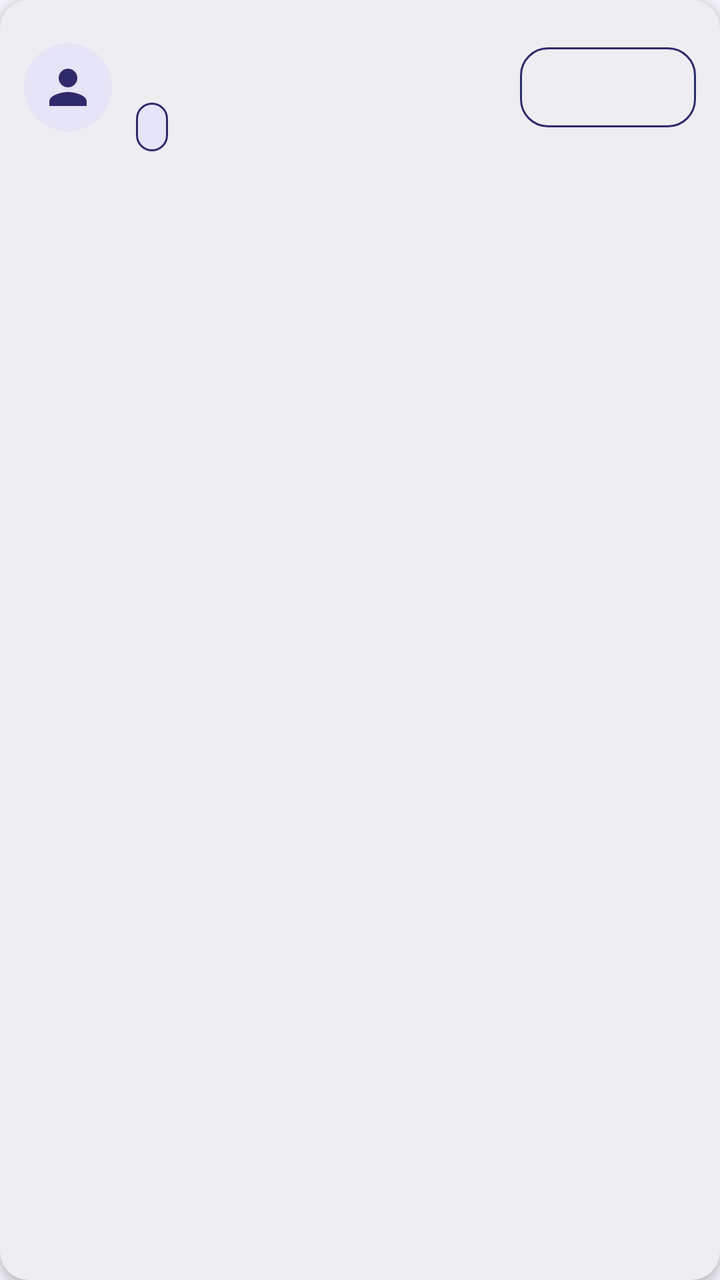
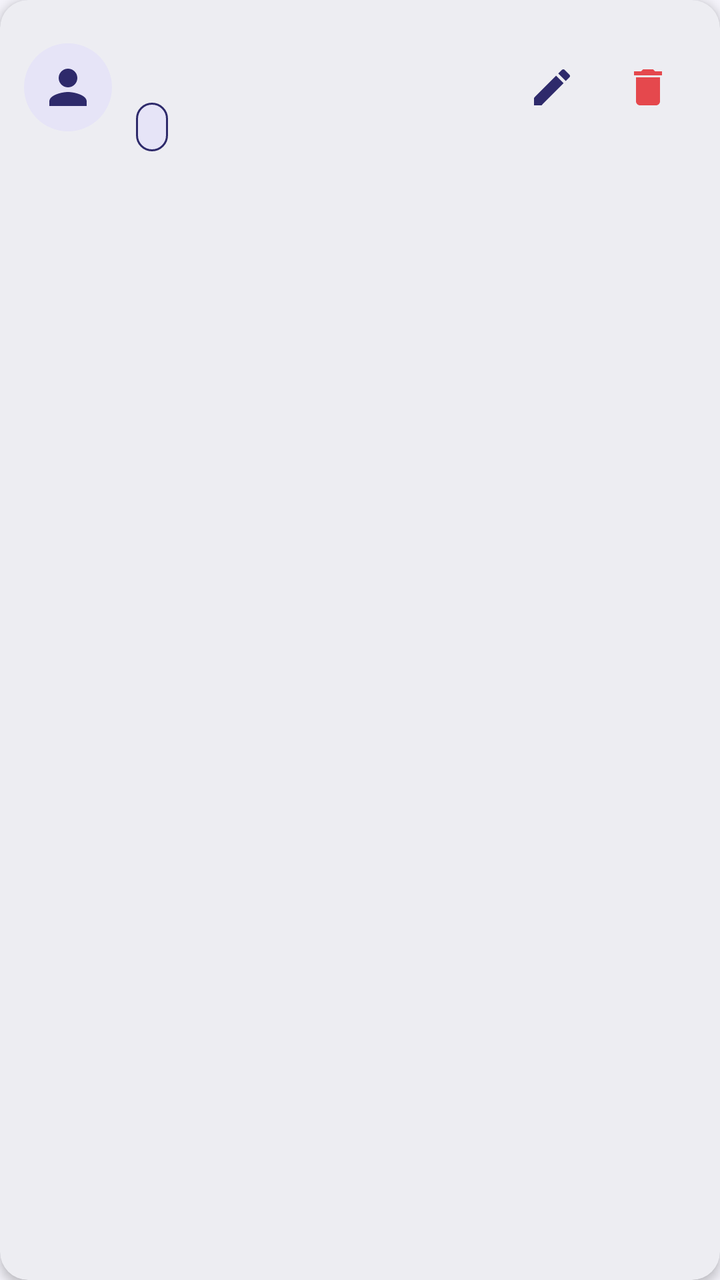

Screens rendered from an Android XML layout before and after an edit, with the pre-edit source and the edit as a unified diff.
<!-- AndroidManifest.xml: application theme Theme.TechNova -->
<!-- res/layout/item_user.xml -->
<?xml version="1.0" encoding="utf-8"?>
<com.google.android.material.card.MaterialCardView xmlns:android="http://schemas.android.com/apk/res/android"
    android:layout_width="match_parent"
    android:layout_height="wrap_content"
    android:layout_margin="@dimen/space_xs">

    <LinearLayout
        android:layout_width="match_parent"
        android:layout_height="wrap_content"
        android:gravity="center_vertical"
        android:orientation="horizontal"
        android:padding="@dimen/space_m">

        <ImageView
            android:layout_width="@dimen/avatar_size"
            android:layout_height="@dimen/avatar_size"
            android:background="@drawable/bg_icon_circle"
            android:contentDescription="@string/cd_avatar"
            android:padding="@dimen/space_s"
            android:src="@drawable/ic_person" />

        <LinearLayout
            android:layout_width="0dp"
            android:layout_height="wrap_content"
            android:layout_marginStart="@dimen/space_m"
            android:layout_weight="1"
            android:orientation="vertical">

            <TextView
                android:id="@+id/tvName"
                style="@style/Text.TechNova.Subtitle"
                android:layout_width="wrap_content"
                android:layout_height="wrap_content"
                android:textSize="@dimen/text_body" />

            <TextView
                android:id="@+id/tvEmail"
                style="@style/Text.TechNova.Caption"
                android:layout_width="wrap_content"
                android:layout_height="wrap_content" />

            <LinearLayout
                android:layout_width="wrap_content"
                android:layout_height="wrap_content"
                android:layout_marginTop="@dimen/space_xs"
                android:orientation="horizontal">

                <TextView
                    android:id="@+id/tvRole"
                    style="@style/Text.TechNova.Badge"
                    android:layout_width="wrap_content"
                    android:layout_height="wrap_content"
                    android:background="@drawable/bg_badge_info"
                    android:textColor="@color/tn_indigo" />

                <TextView
                    android:id="@+id/tvStatus"
                    style="@style/Text.TechNova.Badge"
                    android:layout_width="wrap_content"
                    android:layout_height="wrap_content"
                    android:layout_marginStart="@dimen/space_s" />
            </LinearLayout>
        </LinearLayout>

        <com.google.android.material.button.MaterialButton
            android:id="@+id/btnToggle"
            style="@style/Widget.TechNova.Button.Outlined"
            android:layout_width="wrap_content"
            android:layout_height="wrap_content"
            android:minHeight="@dimen/touch_min"
            android:textSize="@dimen/text_caption" />
    </LinearLayout>
</com.google.android.material.card.MaterialCardView>
<!-- resources referenced by this layout -->
<resources>
  <color name="tn_indigo">#2E2A6B</color>
  <dimen name="avatar_size">44dp</dimen>
  <dimen name="space_m">12dp</dimen>
  <dimen name="space_s">8dp</dimen>
  <dimen name="space_xs">4dp</dimen>
  <dimen name="text_body">14sp</dimen>
  <dimen name="text_caption">12sp</dimen>
  <dimen name="touch_min">48dp</dimen>
  <!-- drawable bg_badge_info (drawable) -->
  <?xml version="1.0" encoding="utf-8"?>
  <shape xmlns:android="http://schemas.android.com/apk/res/android" android:shape="rectangle">
      <solid android:color="@color/tn_indigo_light" />
      <corners android:radius="@dimen/radius_l" />
      <stroke android:width="@dimen/stroke_width" android:color="@color/tn_indigo" />
  </shape>
  <!-- drawable bg_icon_circle (drawable) -->
  <?xml version="1.0" encoding="utf-8"?>
  <shape xmlns:android="http://schemas.android.com/apk/res/android" android:shape="oval">
      <solid android:color="@color/tn_indigo_light" />
  </shape>
  <string name="cd_avatar">Foto de perfil</string>
  <style name="Text.TechNova.Caption" parent="TextAppearance.Material3.BodySmall">
          <item name="android:textSize">@dimen/text_caption</item>
          <item name="android:textColor">@color/tn_text_secondary</item>
      </style>
  <style name="Text.TechNova.Subtitle" parent="TextAppearance.Material3.TitleSmall">
          <item name="android:textSize">@dimen/text_subtitle</item>
          <item name="android:textColor">@color/tn_text_primary</item>
          <item name="android:textStyle">bold</item>
      </style>
  <style name="Widget.TechNova.Button.Outlined" parent="Widget.Material3.Button.OutlinedButton">
          <item name="android:minHeight">@dimen/button_height</item>
          <item name="cornerRadius">@dimen/radius_m</item>
          <item name="strokeColor">@color/tn_indigo</item>
          <item name="android:textColor">@color/tn_indigo</item>
          <item name="android:textAllCaps">false</item>
          <item name="android:textSize">@dimen/text_subtitle</item>
      </style>
  <color name="tn_indigo_light">#E6E4F7</color>
  <dimen name="radius_l">22dp</dimen>
  <dimen name="stroke_width">1dp</dimen>
  <color name="tn_text_secondary">#5F6077</color>
  <dimen name="text_subtitle">16sp</dimen>
  <color name="tn_text_primary">#1A1A2E</color>
  <dimen name="button_height">52dp</dimen>
  <dimen name="radius_m">14dp</dimen>
  <color name="tn_white">#FFFFFF</color>
  <color name="tn_mint">#12B886</color>
  <color name="tn_mint_light">#D3F5EA</color>
  <color name="tn_coral">#FF6B4A</color>
  <color name="tn_status_error">#E5484D</color>
  <color name="tn_background">#F4F3FA</color>
  <color name="tn_surface">#FFFFFF</color>
  <color name="tn_divider">#DCDBE8</color>
  <color name="tn_indigo_dark">#1C1945</color>
  <style name="Widget.TechNova.Card" parent="Widget.Material3.CardView.Elevated">
          <item name="cardCornerRadius">@dimen/radius_m</item>
          <item name="cardElevation">@dimen/card_elevation</item>
          <item name="cardBackgroundColor">@color/tn_surface</item>
      </style>
  <dimen name="card_elevation">3dp</dimen>
  <!-- unchanged entries left out for length: 5 -->
</resources>

<!-- the commit's change to res/layout/item_user.xml (unified diff, before → after) -->
@@ -1,5 +1,6 @@
 <?xml version="1.0" encoding="utf-8"?>
 <com.google.android.material.card.MaterialCardView xmlns:android="http://schemas.android.com/apk/res/android"
+    xmlns:app="http://schemas.android.com/apk/res-auto"
     android:layout_width="match_parent"
     android:layout_height="wrap_content"
     android:layout_margin="@dimen/space_xs">
@@ -62,12 +63,22 @@
             </LinearLayout>
         </LinearLayout>
 
-        <com.google.android.material.button.MaterialButton
-            android:id="@+id/btnToggle"
-            style="@style/Widget.TechNova.Button.Outlined"
-            android:layout_width="wrap_content"
-            android:layout_height="wrap_content"
-            android:minHeight="@dimen/touch_min"
-            android:textSize="@dimen/text_caption" />
+        <ImageButton
+            android:id="@+id/btnEdit"
+            android:layout_width="@dimen/touch_min"
+            android:layout_height="@dimen/touch_min"
+            android:background="?attr/selectableItemBackgroundBorderless"
+            android:contentDescription="@string/action_edit"
+            android:src="@drawable/ic_edit"
+            app:tint="@color/tn_indigo" />
+
+        <ImageButton
+            android:id="@+id/btnDelete"
+            android:layout_width="@dimen/touch_min"
+            android:layout_height="@dimen/touch_min"
+            android:background="?attr/selectableItemBackgroundBorderless"
+            android:contentDescription="@string/action_delete"
+            android:src="@drawable/ic_delete"
+            app:tint="@color/tn_status_error" />
     </LinearLayout>
 </com.google.android.material.card.MaterialCardView>
<!-- resource entries referenced after the edit -->
@@ -20,6 +20,30 @@
   <shape xmlns:android="http://schemas.android.com/apk/res/android" android:shape="oval">
       <solid android:color="@color/tn_indigo_light" />
   </shape>
+  <!-- drawable ic_delete (drawable) -->
+  <?xml version="1.0" encoding="utf-8"?>
+  <vector xmlns:android="http://schemas.android.com/apk/res/android"
+      android:width="24dp"
+      android:height="24dp"
+      android:viewportWidth="24"
+      android:viewportHeight="24">
+      <path
+          android:fillColor="@color/tn_indigo"
+          android:pathData="M6,19c0,1.1 0.9,2 2,2h8c1.1,0 2,-0.9 2,-2V7H6v12zM19,4h-3.5l-1,-1h-5l-1,1H5v2h14V4z" />
+  </vector>
+  <!-- drawable ic_edit (drawable) -->
+  <?xml version="1.0" encoding="utf-8"?>
+  <vector xmlns:android="http://schemas.android.com/apk/res/android"
+      android:width="24dp"
+      android:height="24dp"
+      android:viewportWidth="24"
+      android:viewportHeight="24">
+      <path
+          android:fillColor="@color/tn_indigo"
+          android:pathData="M3,17.25V21h3.75L17.81,9.94l-3.75,-3.75L3,17.25zM20.71,7.04c0.39,-0.39 0.39,-1.02 0,-1.41l-2.34,-2.34c-0.39,-0.39 -1.02,-0.39 -1.41,0l-1.83,1.83 3.75,3.75 1.83,-1.83z" />
+  </vector>
+  <string name="action_delete">Eliminar</string>
+  <string name="action_edit">Editar</string>
   <string name="cd_avatar">Foto de perfil</string>
   <style name="Text.TechNova.Caption" parent="TextAppearance.Material3.BodySmall">
           <item name="android:textSize">@dimen/text_caption</item>
@@ -29,14 +53,6 @@
           <item name="android:textSize">@dimen/text_subtitle</item>
           <item name="android:textColor">@color/tn_text_primary</item>
           <item name="android:textStyle">bold</item>
-      </style>
-  <style name="Widget.TechNova.Button.Outlined" parent="Widget.Material3.Button.OutlinedButton">
-          <item name="android:minHeight">@dimen/button_height</item>
-          <item name="cornerRadius">@dimen/radius_m</item>
-          <item name="strokeColor">@color/tn_indigo</item>
-          <item name="android:textColor">@color/tn_indigo</item>
-          <item name="android:textAllCaps">false</item>
-          <item name="android:textSize">@dimen/text_subtitle</item>
       </style>
   <color name="tn_indigo_light">#E6E4F7</color>
   <dimen name="radius_l">22dp</dimen>
